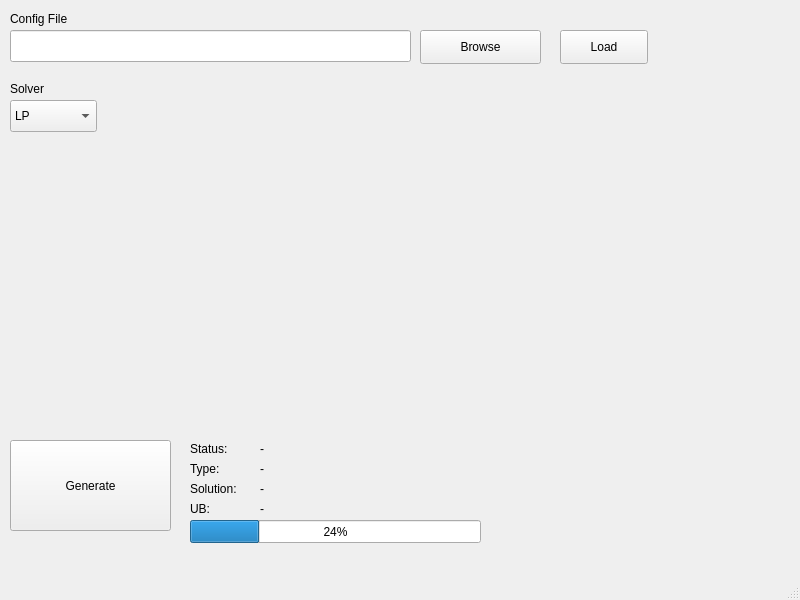
First picture: the form in pySprida/gui/main.ui, repository pbnl/pySprida, before the edit.
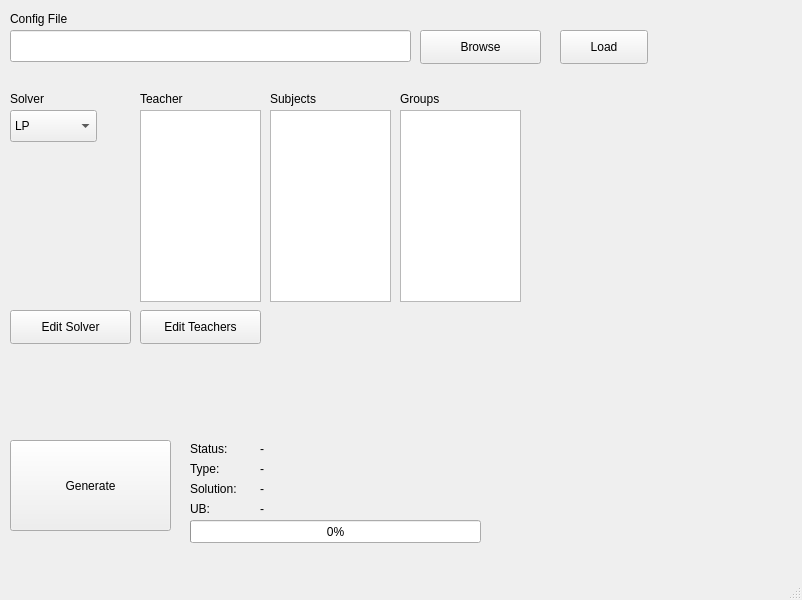
Second picture: the form after the edit.

Commit message: Added solver edit window Save updated preferences in the application Added teacher, group, subjects previews

What changed in the file:
```diff
--- a/pySprida/gui/main.ui
+++ b/pySprida/gui/main.ui
@@ -6,7 +6,7 @@
    <rect>
     <x>0</x>
     <y>0</y>
-    <width>800</width>
+    <width>802</width>
     <height>600</height>
    </rect>
   </property>
@@ -80,7 +80,7 @@
     <property name="geometry">
      <rect>
       <x>10</x>
-      <y>100</y>
+      <y>110</y>
       <width>87</width>
       <height>32</height>
      </rect>
@@ -95,7 +95,7 @@
     <property name="geometry">
      <rect>
       <x>10</x>
-      <y>80</y>
+      <y>90</y>
       <width>58</width>
       <height>18</height>
      </rect>
@@ -218,7 +218,102 @@
      </rect>
     </property>
     <property name="value">
-     <number>24</number>
+     <number>0</number>
+    </property>
+   </widget>
+   <widget class="QPushButton" name="pushButton">
+    <property name="geometry">
+     <rect>
+      <x>140</x>
+      <y>310</y>
+      <width>121</width>
+      <height>34</height>
+     </rect>
+    </property>
+    <property name="text">
+     <string>Edit Teachers</string>
+    </property>
+   </widget>
+   <widget class="QLabel" name="label_7">
+    <property name="geometry">
+     <rect>
+      <x>140</x>
+      <y>90</y>
+      <width>58</width>
+      <height>18</height>
+     </rect>
+    </property>
+    <property name="text">
+     <string>Teacher</string>
+    </property>
+   </widget>
+   <widget class="QLabel" name="label_8">
+    <property name="geometry">
+     <rect>
+      <x>270</x>
+      <y>90</y>
+      <width>58</width>
+      <height>18</height>
+     </rect>
+    </property>
+    <property name="text">
+     <string>Subjects</string>
+    </property>
+   </widget>
+   <widget class="QLabel" name="label_9">
+    <property name="geometry">
+     <rect>
+      <x>400</x>
+      <y>90</y>
+      <width>58</width>
+      <height>18</height>
+     </rect>
+    </property>
+    <property name="text">
+     <string>Groups</string>
+    </property>
+   </widget>
+   <widget class="QPushButton" name="solver_edit_button">
+    <property name="geometry">
+     <rect>
+      <x>10</x>
+      <y>310</y>
+      <width>121</width>
+      <height>34</height>
+     </rect>
+    </property>
+    <property name="text">
+     <string>Edit Solver</string>
+    </property>
+   </widget>
+   <widget class="QListWidget" name="teacher_list">
+    <property name="geometry">
+     <rect>
+      <x>140</x>
+      <y>110</y>
+      <width>121</width>
+      <height>192</height>
+     </rect>
+    </property>
+   </widget>
+   <widget class="QListWidget" name="subject_list">
+    <property name="geometry">
+     <rect>
+      <x>270</x>
+      <y>110</y>
+      <width>121</width>
+      <height>192</height>
+     </rect>
+    </property>
+   </widget>
+   <widget class="QListWidget" name="groups_list">
+    <property name="geometry">
+     <rect>
+      <x>400</x>
+      <y>110</y>
+      <width>121</width>
+      <height>192</height>
+     </rect>
     </property>
    </widget>
   </widget>
```
Left out of the diff: 4 changed lines with no effect on the pictures. The commit also changes 12 other files.
